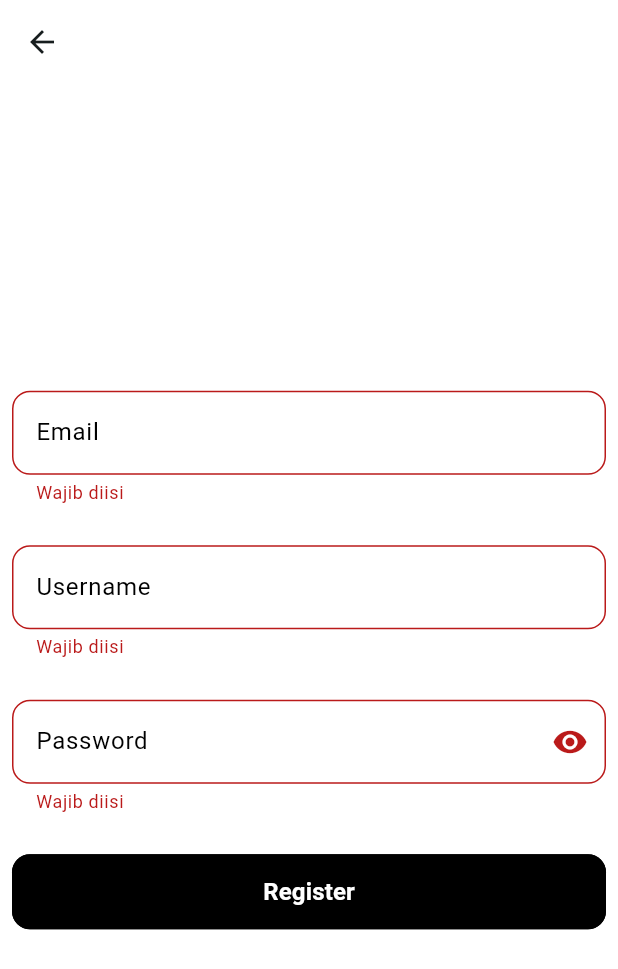
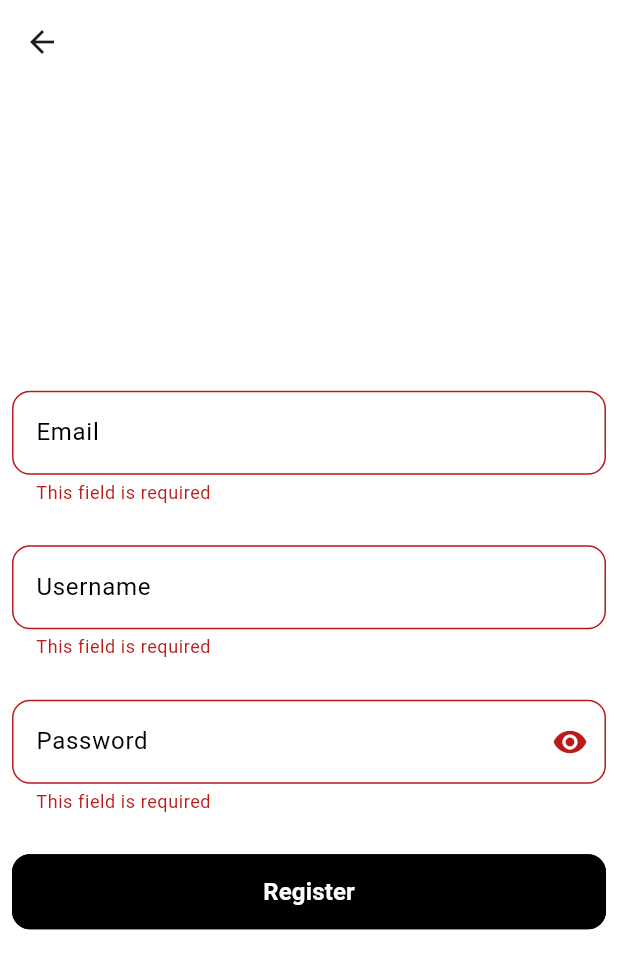
Before and after one commit to Silvalfare/app_notes, a Flutter app: the RegisterScreen screen opened by its route, after a tap on "Register", on a phone screen of 412 x 824 dp. Shown: the top 969 px of the screen. Run offline on Flutter 3.47's test engine with Material 3 defaults, Android fonts, the phone set to English and light mode, and no system bars; our stand-ins replace shared_preferences, sqflite; accounts and stored records are empty.

Commit message:
fix text

```diff
--- /dev/null
+++ b/devtools_options.yaml
@@ -0,0 +1,3 @@
+description: This file stores settings for Dart & Flutter DevTools.
+documentation: https://docs.flutter.dev/tools/devtools/extensions#configure-extension-enablement-states
+extensions:
--- a/lib/screen/auth/login_screen.dart
+++ b/lib/screen/auth/login_screen.dart
@@ -83,7 +83,7 @@ class _LoginScreenState extends State<LoginScreen> {
                           SnackBar(
                             behavior: SnackBarBehavior.floating,
                             duration: Duration(seconds: 1),
-                            content: Text('Username atau password salah'),
+                            content: Text('Invalid username or password'),
                           ),
                         );
                       }
--- a/lib/screen/auth/register_screen.dart
+++ b/lib/screen/auth/register_screen.dart
@@ -36,10 +36,10 @@ class _RegisterScreenState extends State<RegisterScreen> {
                   label: 'Email',
                   validator: (value) {
                     if (value == null || value.isEmpty) {
-                      return 'Wajib diisi';
+                      return 'This field is required';
                     } else if (!value.contains('@') ||
                         !value.contains('gmail.com')) {
-                      return 'Format email tidak valid \nFormat email menggunakan "email"@gmail.com';
+                      return 'Invalid email format \nEmail format should be "email"@gmail.com';
                     }
                     return null;
                   },
@@ -48,15 +48,17 @@ class _RegisterScreenState extends State<RegisterScreen> {
                 CustomFormTextField(
                   controller: usernameController,
                   label: 'Username',
-                  validator: (value) =>
-                      value == null || value.isEmpty ? "Wajib diisi" : null,
+                  validator: (value) => value == null || value.isEmpty
+                      ? "This field is required"
+                      : null,
                 ),
                 SizedBox(height: 16),
                 CustomFormTextField(
                   controller: passwordController,
                   label: 'Password',
-                  validator: (value) =>
-                      value == null || value.isEmpty ? "Wajib diisi" : null,
+                  validator: (value) => value == null || value.isEmpty
+                      ? "This field is required"
+                      : null,
                   obscureText: !_isVisible,
                   suffixIcon: IconButton(
                     onPressed: () {
--- a/lib/screen/info_aplikasi.dart
+++ b/lib/screen/info_aplikasi.dart
@@ -25,7 +25,7 @@ class AboutScreen extends StatelessWidget {
             ),
             SizedBox(height: 12),
             Text(
-              "Aplikasi catatan simpel yang dibuat dari Flutter.",
+              "A simple note-taking application built with Flutter.",
               style: TextStyle(fontSize: 14, color: Colors.black),
             ),
             // SizedBox(height: 32),
--- a/lib/screen/notes.dart
+++ b/lib/screen/notes.dart
@@ -66,7 +66,7 @@ class _NotesScreenState extends State<NotesScreen> {
                 decoration: InputDecoration(
                   filled: true,
                   fillColor: Color(0xffE5E5E5),
-                  hintText: 'Find your notes',
+                  hintText: 'Search your notes',
                   prefixIcon: Icon(Icons.search),
                   suffixIcon: _controller.text.isNotEmpty
                       ? IconButton(
```
Also changed, not shown: lib/screen/edit_notes.dart (+12 -7 lines).
